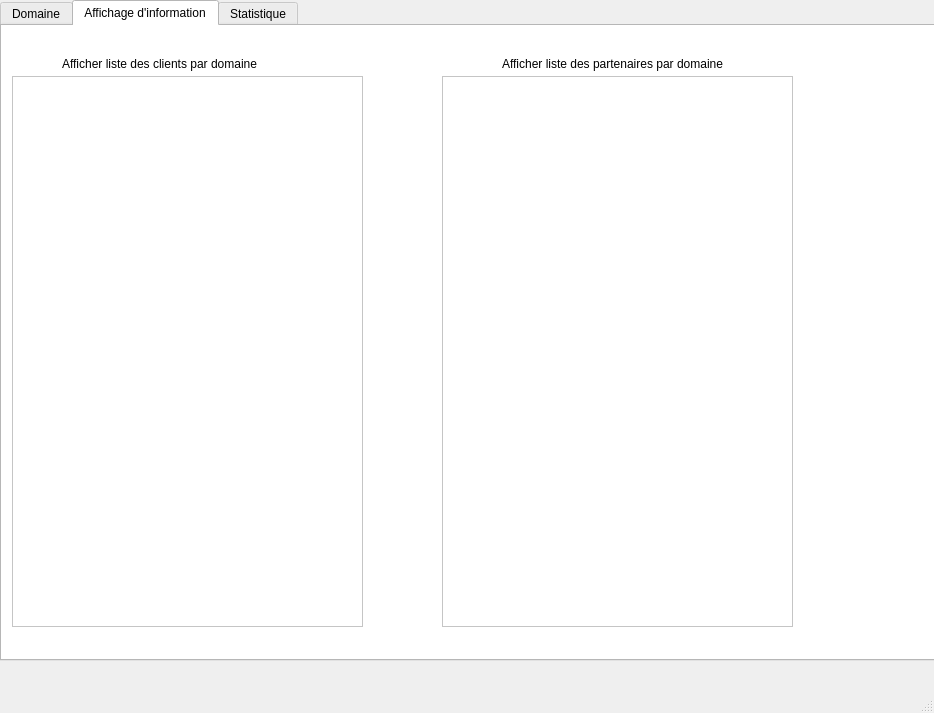
First picture: the form in mainwindow.ui, repository sirineghribi/SMART_RECRUITING_2A17, before the edit.
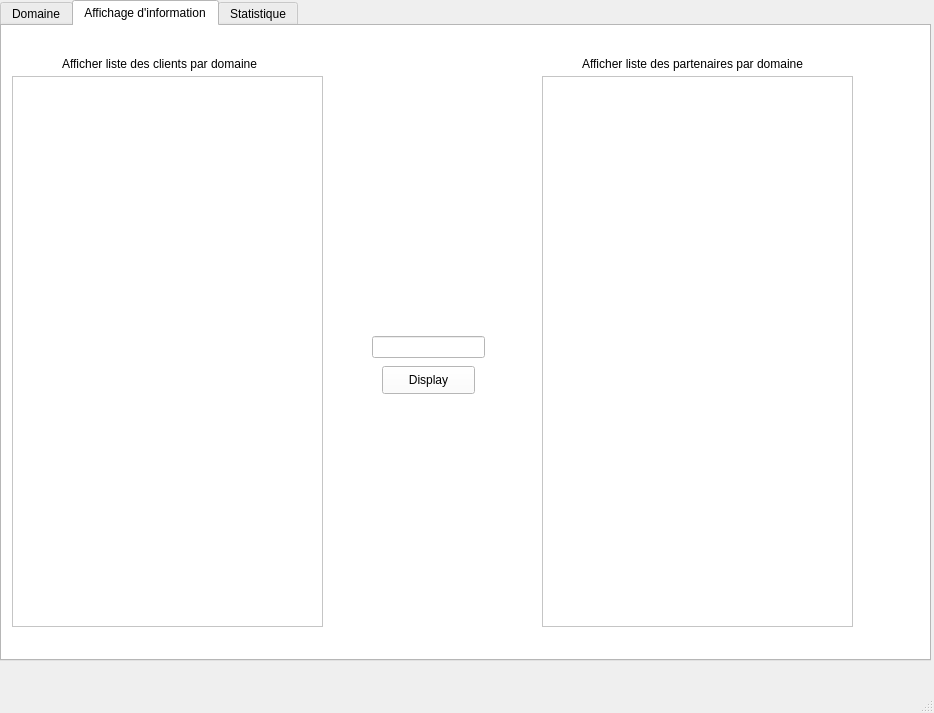
Second picture: the form after the edit. The open tabs and pages were chosen to show the change. Icons and pictures are not drawn. Custom widgets are drawn as their Qt base class.

The edit to the form file:
```diff
--- a/mainwindow.ui
+++ b/mainwindow.ui
@@ -22,7 +22,7 @@
      <rect>
       <x>0</x>
       <y>0</y>
-      <width>941</width>
+      <width>931</width>
       <height>661</height>
      </rect>
     </property>
@@ -765,7 +765,7 @@
      <widget class="QLabel" name="label_11">
       <property name="geometry">
        <rect>
-        <x>500</x>
+        <x>580</x>
         <y>30</y>
         <width>241</width>
         <height>16</height>
@@ -775,26 +775,52 @@
        <string>Afficher liste des partenaires par domaine</string>
       </property>
      </widget>
-     <widget class="QListWidget" name="listWidget">
+     <widget class="QTableView" name="tableView">
       <property name="geometry">
        <rect>
         <x>10</x>
         <y>50</y>
-        <width>351</width>
+        <width>311</width>
         <height>551</height>
        </rect>
       </property>
      </widget>
-     <widget class="QListWidget" name="listWidget_2">
+     <widget class="QTableView" name="tableView_2">
       <property name="geometry">
        <rect>
-        <x>440</x>
+        <x>540</x>
         <y>50</y>
-        <width>351</width>
+        <width>311</width>
         <height>551</height>
        </rect>
       </property>
      </widget>
+     <widget class="QLineEdit" name="lineEdit">
+      <property name="geometry">
+       <rect>
+        <x>370</x>
+        <y>310</y>
+        <width>113</width>
+        <height>22</height>
+       </rect>
+      </property>
+      <property name="text">
+       <string/>
+      </property>
+     </widget>
+     <widget class="QPushButton" name="pushButton">
+      <property name="geometry">
+       <rect>
+        <x>380</x>
+        <y>340</y>
+        <width>93</width>
+        <height>28</height>
+       </rect>
+      </property>
+      <property name="text">
+       <string>Display</string>
+      </property>
+     </widget>
     </widget>
     <widget class="QWidget" name="tab_7">
      <attribute name="title">
@@ -842,6 +868,14 @@
   </widget>
   <widget class="QStatusBar" name="statusbar"/>
  </widget>
+ <customwidgets>
+  <customwidget>
+   <class>PieChartWidget</class>
+   <extends>QWidget</extends>
+   <header>piechartwidget.h</header>
+   <container>1</container>
+  </customwidget>
+ </customwidgets>
  <resources/>
  <connections/>
 </ui>
```
Left out of the diff: 38 changed lines with no effect on the pictures.
